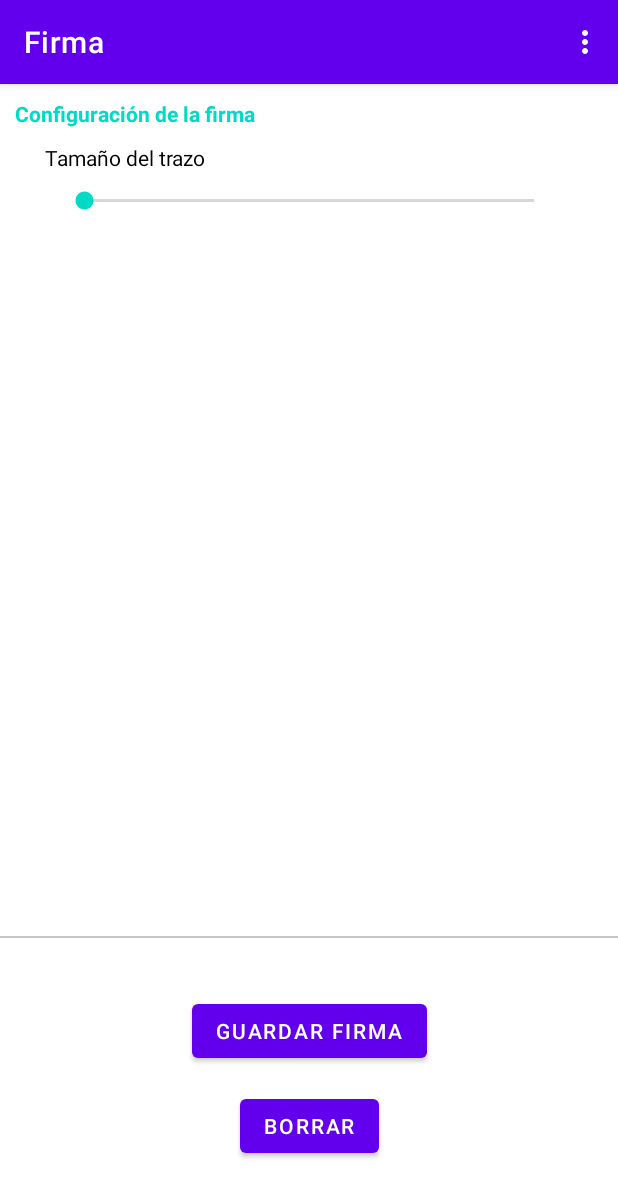
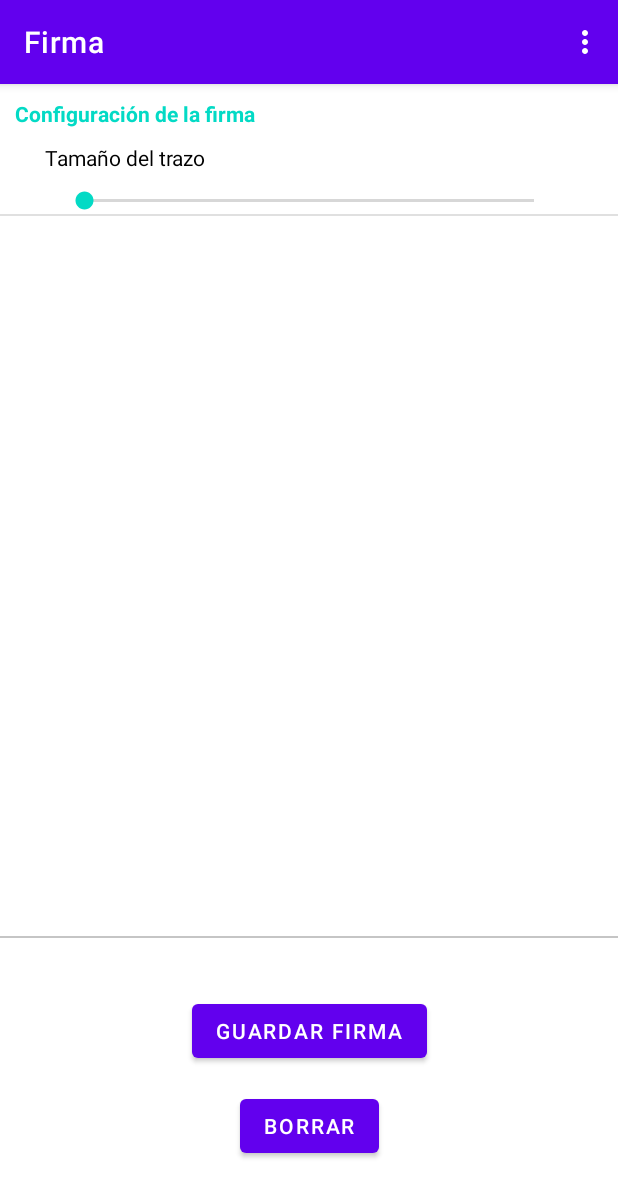
Before and after one commit to enriquefernandezchacon/DAM_PMDM_TO4, an Android app: the FirmaActivity screen opened directly, with no data from a screen before it, in the options menu, after a tap on "Configuración", on a phone screen of 412 x 824 dp. Shown: the top 1197 px of the screen. Run offline under Robolectric (Android 15) with nearby library versions, the phone set to English and light mode, and no system bars.

```diff
--- a/app/src/main/java/com/example/pmdm_to4/FirmaActivity.java
+++ b/app/src/main/java/com/example/pmdm_to4/FirmaActivity.java
@@ -13,10 +13,17 @@ import android.view.MotionEvent;
 import android.view.View;
 import android.widget.Button;
 import android.widget.LinearLayout;
+import android.widget.SeekBar;
+import android.widget.TextView;
 
 public class FirmaActivity extends AppCompatActivity {
 
     Pizzara pizarra;
+
+    private LinearLayout layoutConfAlarma;
+    private TextView tvConfTitulo;
+    private TextView tvConfSubTitulo;
+    private SeekBar confSeekBar;
 
     @Override
     protected void onCreate(Bundle savedInstanceState) {
@@ -25,7 +32,12 @@ public class FirmaActivity extends AppCompatActivity {
 
         getSupportActionBar().setTitle(R.string.actionbar_firma);
 
-        pizarra = new Pizzara(this);
+        layoutConfAlarma = findViewById(R.id.layoutConfAlarma);
+        tvConfTitulo = findViewById(R.id.tvConfTitulo);
+        tvConfSubTitulo = findViewById(R.id.tvConfSubTitulo);
+        confSeekBar = findViewById(R.id.confSeekBar);
+
+        pizarra = new Pizzara(this, layoutConfAlarma, tvConfTitulo, tvConfSubTitulo, confSeekBar);
         pizarra.setBackgroundColor(Color.WHITE);
 
         LinearLayout linearLayout = findViewById(R.id.layoutFirma);
@@ -64,17 +76,17 @@ public class FirmaActivity extends AppCompatActivity {
     }
 
     private void ocultarConfiguracion() {
-        findViewById(R.id.layoutConfAlarma).setVisibility(ConstraintLayout.GONE);
-        findViewById(R.id.tvConfTitulo).setVisibility(View.GONE);
-        findViewById(R.id.tvConfSubTitulo).setVisibility(View.GONE);
-        findViewById(R.id.confSeekBar).setVisibility(View.GONE);
+        layoutConfAlarma.setVisibility(ConstraintLayout.GONE);
+        tvConfTitulo.setVisibility(View.GONE);
+        tvConfSubTitulo.setVisibility(View.GONE);
+        confSeekBar.setVisibility(View.GONE);
     }
 
     private void mostrarConfiguracion() {
-        findViewById(R.id.layoutConfAlarma).setVisibility(ConstraintLayout.VISIBLE);
-        findViewById(R.id.tvConfTitulo).setVisibility(View.VISIBLE);
-        findViewById(R.id.tvConfSubTitulo).setVisibility(View.VISIBLE);
-        findViewById(R.id.confSeekBar).setVisibility(View.VISIBLE);
+        layoutConfAlarma.setVisibility(ConstraintLayout.VISIBLE);
+        tvConfTitulo.setVisibility(View.VISIBLE);
+        tvConfSubTitulo.setVisibility(View.VISIBLE);
+        confSeekBar.setVisibility(View.VISIBLE);
     }
 
     private void createFile(String nombre) {
--- a/app/src/main/java/com/example/pmdm_to4/Pizzara.java
+++ b/app/src/main/java/com/example/pmdm_to4/Pizzara.java
@@ -1,26 +1,20 @@
 package com.example.pmdm_to4;
 
-import static android.content.Context.MODE_PRIVATE;
-
 import android.content.Context;
-import android.content.Intent;
 import android.graphics.Bitmap;
 import android.graphics.Canvas;
 import android.graphics.Color;
 import android.graphics.Paint;
 import android.graphics.Path;
-import android.os.Environment;
-import android.provider.DocumentsContract;
 import android.view.MotionEvent;
 import android.view.View;
-import android.widget.Toast;
+import android.widget.LinearLayout;
+import android.widget.SeekBar;
+import android.widget.TextView;
 
 import androidx.constraintlayout.widget.ConstraintLayout;
 
 import java.io.ByteArrayOutputStream;
-import java.io.File;
-import java.io.FileOutputStream;
-import java.io.IOException;
 import java.text.SimpleDateFormat;
 import java.util.Date;
 import java.util.Locale;
@@ -31,9 +25,18 @@ public class Pizzara extends View {
     private Path path = new Path();
     private Context context;
 
-    public Pizzara(Context context) {
+    private LinearLayout layoutConfAlarma;
+    private TextView tvConfTitulo;
+    private TextView tvConfSubTitulo;
+    private SeekBar confSeekBar;
+
+    public Pizzara(Context context, LinearLayout layoutConfAlarma, TextView tvConfTitulo, TextView tvConfSubTitulo, SeekBar confSeekBar) {
         super(context);
         this.context = context;
+        this.layoutConfAlarma = layoutConfAlarma;
+        this.tvConfTitulo = tvConfTitulo;
+        this.tvConfSubTitulo = tvConfSubTitulo;
+        this.confSeekBar = confSeekBar;
 
         paint.setAntiAlias(true);
         paint.setStrokeJoin(Paint.Join.ROUND);
@@ -54,6 +57,14 @@ public class Pizzara extends View {
         float x = event.getX();
         float y = event.getY();
 
+        if(layoutConfAlarma.getVisibility() == View.VISIBLE) {
+            if (y > 250) {
+                ocultarConfiguracion();
+            } else {
+                return false;
+            }
+        }
+
         switch (event.getAction()) {
             case MotionEvent.ACTION_DOWN:
                 path.moveTo(x, y);
@@ -67,6 +78,13 @@ public class Pizzara extends View {
 
         invalidate();
         return true;
+    }
+
+    private void ocultarConfiguracion() {
+        layoutConfAlarma.setVisibility(ConstraintLayout.GONE);
+        tvConfTitulo.setVisibility(TextView.GONE);
+        tvConfSubTitulo.setVisibility(TextView.GONE);
+        confSeekBar.setVisibility(SeekBar.GONE);
     }
 
     public void limpiar() {
@@ -96,13 +114,6 @@ public class Pizzara extends View {
         } catch (IOException e) {
             e.printStackTrace();
         }*/
-    }
-
-    private void ocultarConfiguracion() {
-        findViewById(R.id.layoutConfAlarma).setVisibility(ConstraintLayout.GONE);
-        findViewById(R.id.tvConfTitulo).setVisibility(View.GONE);
-        findViewById(R.id.tvConfSubTitulo).setVisibility(View.GONE);
-        findViewById(R.id.confSeekBar).setVisibility(View.GONE);
     }
 
     // Método que se encarga de descargar la firma.
--- a/app/src/main/res/layout/activity_firma.xml
+++ b/app/src/main/res/layout/activity_firma.xml
@@ -75,6 +75,12 @@
             android:layout_marginTop="10dp"
             android:layout_marginEnd="40dp" />
 
+        <View
+            android:id="@+id/divider3"
+            android:layout_width="match_parent"
+            android:layout_height="1dp"
+            android:background="?android:attr/listDivider" />
+
     </LinearLayout>
 
     <Button
```
